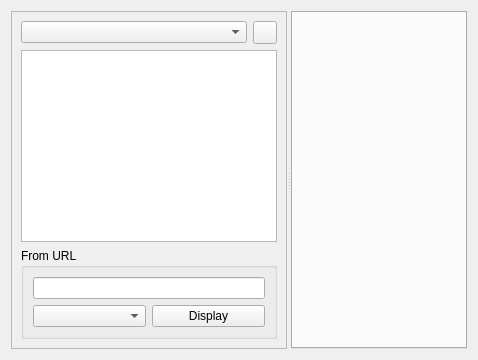
Above: weboob/applications/qhavesex/ui/contacts.ui from laurentb/weboob before the change. Below: the same form after it.
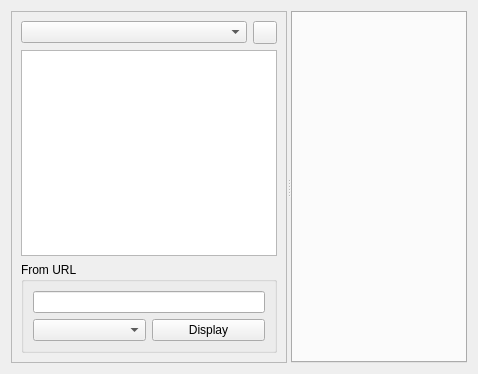
That is the form after the change. Icons and pictures are not drawn.

Commit message: enable sorting in contacts list

What changed in the file:
```diff
--- a/weboob/applications/qhavesex/ui/contacts.ui
+++ b/weboob/applications/qhavesex/ui/contacts.ui
@@ -7,7 +7,7 @@
     <x>0</x>
     <y>0</y>
     <width>478</width>
-    <height>320</height>
+    <height>374</height>
    </rect>
   </property>
   <property name="windowTitle">
@@ -68,6 +68,9 @@
          <property name="selectionRectVisible">
           <bool>false</bool>
          </property>
+         <property name="sortingEnabled">
+          <bool>true</bool>
+         </property>
         </widget>
        </item>
        <item>
```
